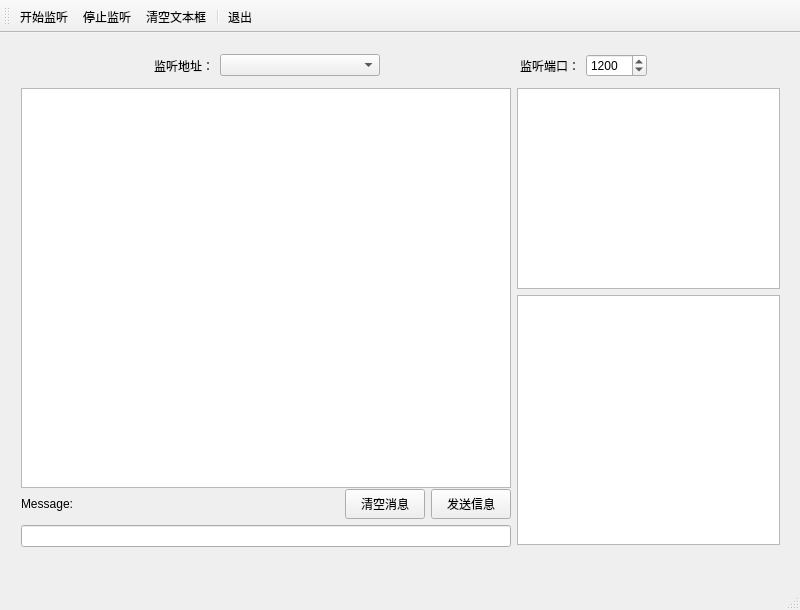
First picture: the form in Server/qsermainwind.ui, repository Samoking521/QT-project, before the edit.
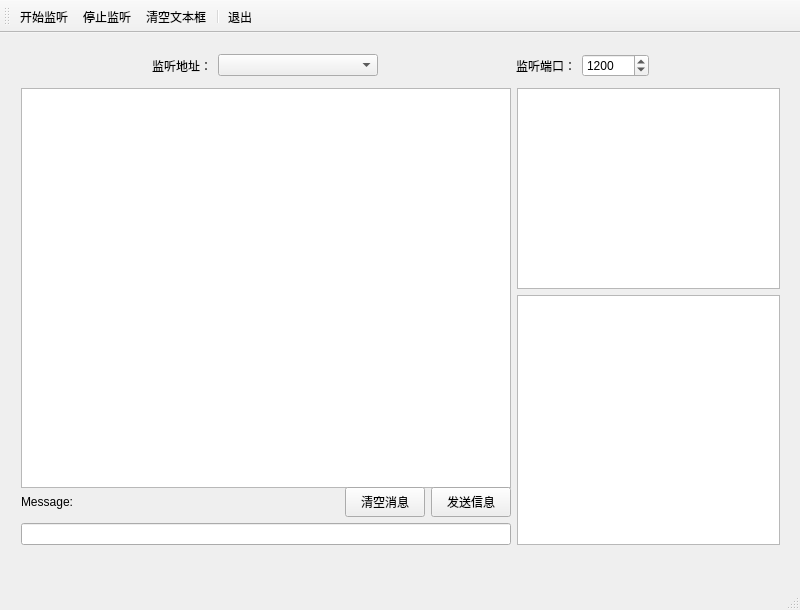
Second picture: the form after the edit. Icons and pictures are not drawn.

Diff of the .ui file:
```diff
--- a/Server/qsermainwind.ui
+++ b/Server/qsermainwind.ui
@@ -97,7 +97,7 @@
        <item>
         <widget class="QSpinBox" name="PortspinBox">
          <property name="maximum">
-          <number>10000</number>
+          <number>100000</number>
          </property>
          <property name="singleStep">
           <number>10</number>
@@ -133,7 +133,7 @@
           <number>5</number>
          </property>
          <property name="bottomMargin">
-          <number>3</number>
+          <number>5</number>
          </property>
          <item>
           <widget class="QPlainTextEdit" name="MessageBrowser">
```
Left out of the diff: 10 changed lines with no effect on the pictures.
